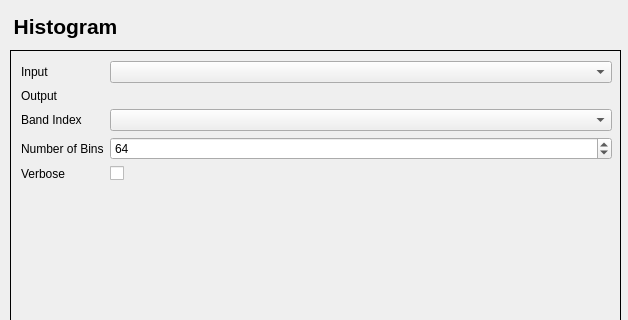
The window that histogram/histogram_dialog_base.ui (AUGSignals/qgis-plugins) describes before a commit, drawn with Qt 5; both pictures show x 0 to 628 and y 0 to 320 of the 628 by 517 pixel window.
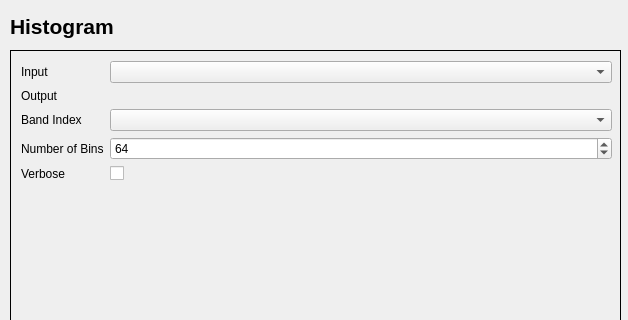
The same window after the commit. Icons and pictures are not drawn. Custom widgets are drawn as their Qt base class.

What changed in the file:
```diff
--- a/histogram/histogram_dialog_base.ui
+++ b/histogram/histogram_dialog_base.ui
@@ -34,7 +34,7 @@
     <rect>
      <x>10</x>
      <y>10</y>
-     <width>111</width>
+     <width>601</width>
      <height>33</height>
     </rect>
    </property>
@@ -46,7 +46,7 @@
 &lt;p style=&quot; margin-top:0px; margin-bottom:0px; margin-left:0px; margin-right:0px; -qt-block-indent:0; text-indent:0px;&quot;&gt;&lt;span style=&quot; font-size:16pt; font-weight:600;&quot;&gt;Histogram&lt;/span&gt;&lt;/p&gt;&lt;/body&gt;&lt;/html&gt;</string>
    </property>
    <property name="alignment">
-    <set>Qt::AlignCenter</set>
+    <set>Qt::AlignLeading|Qt::AlignLeft|Qt::AlignVCenter</set>
    </property>
   </widget>
   <widget class="QStackedWidget" name="stackedWidget">
```
Left out of the diff: 15 changed lines with no effect on the pictures.
